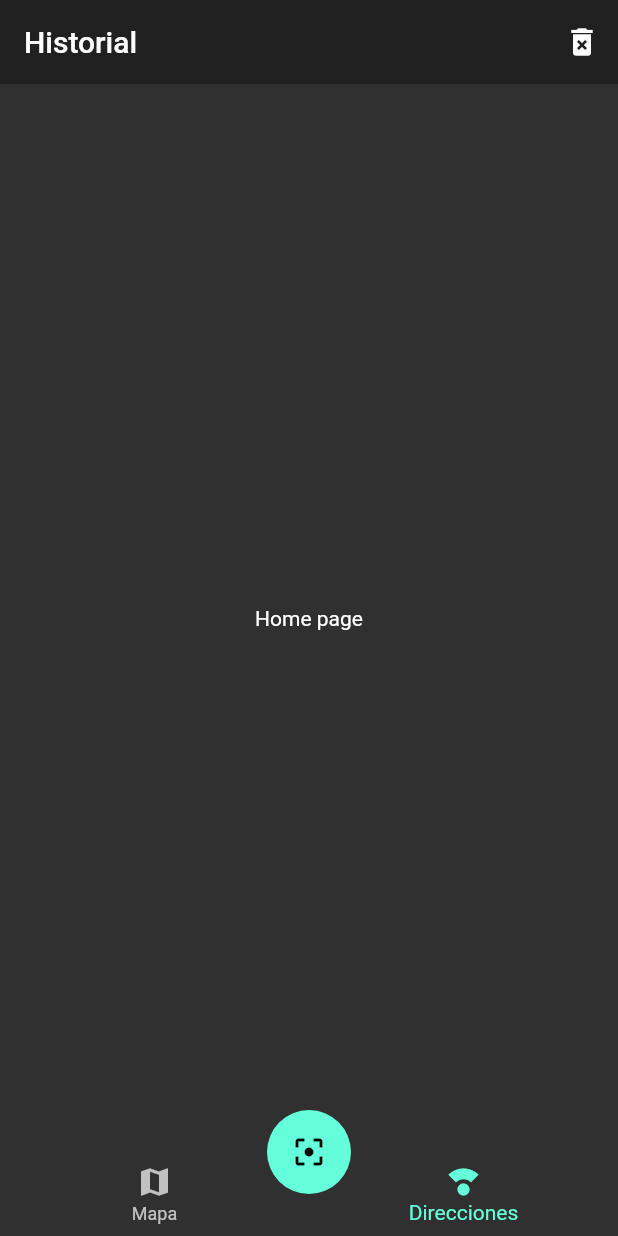
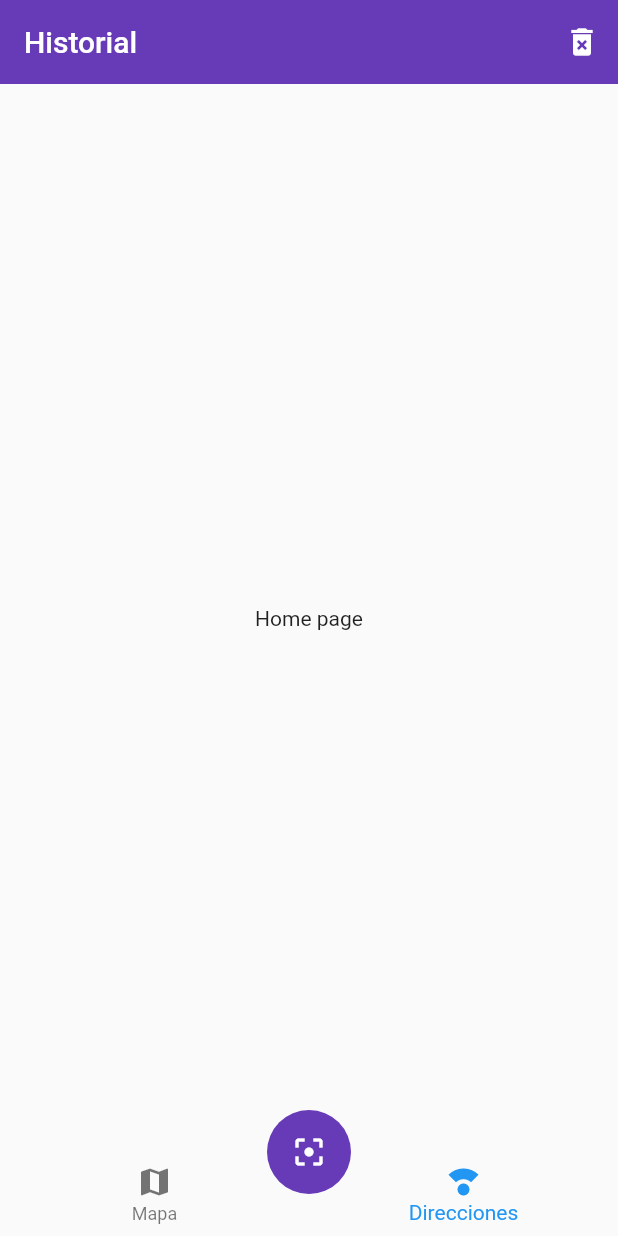
Before and after one commit to iglez/qr_reader, a Flutter app: the screen it shows after launch, on a phone screen of 412 x 824 dp. Run offline on Flutter 3.47's test engine with Material 2 defaults, Android fonts, the phone set to English and light mode, and no system bars.

Commit message:
Modificando colores de los temas.

```diff
--- a/lib/main.dart
+++ b/lib/main.dart
@@ -17,7 +17,12 @@ class MyApp extends StatelessWidget {
         'home': ( _ ) => HomePage(),
         'mapa': ( _ ) => MapaPage(),
       },
-      theme: ThemeData.dark(),
+      theme: ThemeData(
+        primaryColor: Colors.deepPurple,
+        floatingActionButtonTheme: FloatingActionButtonThemeData(
+          backgroundColor: Colors.deepPurple
+        )
+      )
     );
   }
 }
```
